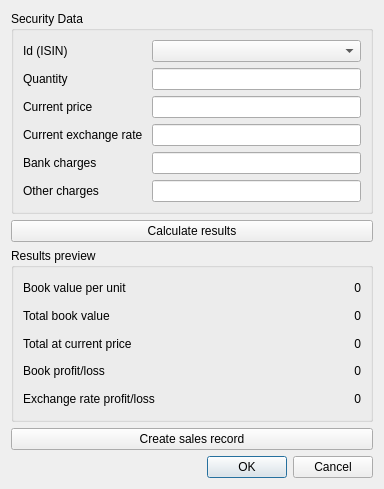
This is report/accounting/portfolioAccounting/ch.banana.portfolio.accounting.calc.sales.data.dialog.ui in BananaAccounting/Universal as Qt 5 draws it before an edit. The edited form follows.
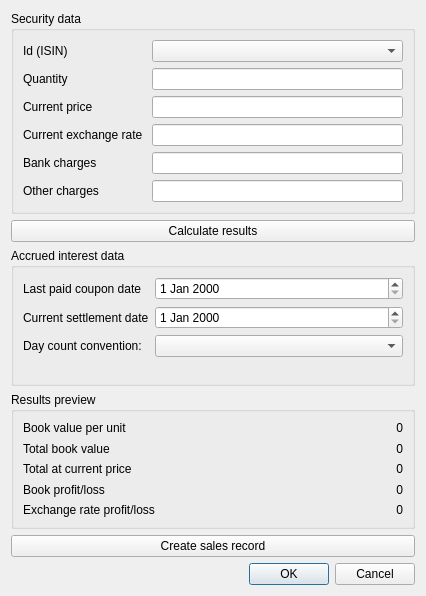
This is the edited form.

The edit to the form file:
```diff
--- a/report/accounting/portfolioAccounting/ch.banana.portfolio.accounting.calc.sales.data.dialog.ui
+++ b/report/accounting/portfolioAccounting/ch.banana.portfolio.accounting.calc.sales.data.dialog.ui
@@ -6,95 +6,57 @@
    <rect>
     <x>0</x>
     <y>0</y>
-    <width>384</width>
-    <height>489</height>
+    <width>426</width>
+    <height>596</height>
    </rect>
   </property>
   <property name="windowTitle">
    <string>Calculate book profit/loss on sale</string>
   </property>
-  <layout class="QVBoxLayout" name="verticalLayout">
-   <item>
-    <widget class="QGroupBox" name="groupBox">
+  <layout class="QGridLayout" name="gridLayout_3">
+   <item row="3" column="0">
+    <layout class="QHBoxLayout" name="horizontalLayout"/>
+   </item>
+   <item row="2" column="0">
+    <widget class="QGroupBox" name="accruedInterest_groupBox">
      <property name="title">
-      <string>Security Data</string>
+      <string>Accrued interest data</string>
      </property>
-     <layout class="QGridLayout" name="gridLayout">
-      <item row="4" column="2">
-       <widget class="QLineEdit" name="bankCharges_lineEdit"/>
-      </item>
-      <item row="2" column="2">
-       <widget class="QLineEdit" name="marketPrice_lineEdit"/>
-      </item>
-      <item row="2" column="0">
-       <widget class="QLabel" name="marketPrice_label">
-        <property name="text">
-         <string>Current price</string>
-        </property>
-       </widget>
-      </item>
-      <item row="1" column="2">
-       <widget class="QLineEdit" name="quantity_lineEdit"/>
-      </item>
+     <layout class="QFormLayout" name="formLayout">
       <item row="0" column="0">
-       <widget class="QLabel" name="item_label">
+       <widget class="QLabel" name="lastCouponDate_label">
         <property name="text">
-         <string>Id (ISIN)</string>
-        </property>
-       </widget>
-      </item>
-      <item row="0" column="2">
-       <widget class="QComboBox" name="item_comboBox"/>
-      </item>
-      <item row="4" column="0">
-       <widget class="QLabel" name="bankCharges_label">
-        <property name="text">
-         <string>Bank charges</string>
+         <string>Last paid coupon date</string>
         </property>
        </widget>
       </item>
       <item row="1" column="0">
-       <widget class="QLabel" name="quantity_label">
+       <widget class="QLabel" name="currentSettlementDate_label">
         <property name="text">
-         <string>Quantity</string>
+         <string>Current settlement date</string>
         </property>
        </widget>
       </item>
-      <item row="3" column="2">
-       <widget class="QLineEdit" name="currentExchangeRate_lineEdit"/>
+      <item row="0" column="1">
+       <widget class="QDateEdit" name="lastCouponDate_dateEdit"/>
       </item>
-      <item row="3" column="0">
-       <widget class="QLabel" name="currentExchangerate_label">
-        <property name="text">
-         <string>Current exchange rate </string>
-        </property>
-       </widget>
+      <item row="1" column="1">
+       <widget class="QDateEdit" name="currentSettlementDate_dateEdit"/>
       </item>
-      <item row="5" column="0">
-       <widget class="QLabel" name="otherCharges_label">
+      <item row="2" column="0">
+       <widget class="QLabel" name="dayCountConv_label">
         <property name="text">
-         <string>Other charges</string>
+         <string>Day count convention:</string>
         </property>
        </widget>
       </item>
-      <item row="5" column="2">
-       <widget class="QLineEdit" name="otherCharges_lineEdit"/>
+      <item row="2" column="1">
+       <widget class="QComboBox" name="dayCountConvention_comboBox"/>
       </item>
      </layout>
     </widget>
    </item>
-   <item>
-    <layout class="QHBoxLayout" name="horizontalLayout">
-     <item>
-      <widget class="QPushButton" name="showResultsPreview_button">
-       <property name="text">
-        <string>Calculate results</string>
-       </property>
-      </widget>
-     </item>
-    </layout>
-   </item>
-   <item>
+   <item row="4" column="0">
     <widget class="QGroupBox" name="groupBox_2">
      <property name="title">
       <string>Results preview</string>
@@ -194,14 +156,14 @@
      </layout>
     </widget>
    </item>
-   <item>
+   <item row="5" column="0">
     <widget class="QPushButton" name="createSaleRecord_button">
      <property name="text">
       <string>Create sales record</string>
      </property>
     </widget>
    </item>
-   <item>
+   <item row="6" column="0">
     <widget class="QDialogButtonBox" name="cancel_button">
      <property name="orientation">
       <enum>Qt::Orientation::Horizontal</enum>
@@ -211,6 +173,82 @@
      </property>
     </widget>
    </item>
+   <item row="0" column="0">
+    <widget class="QGroupBox" name="groupBox">
+     <property name="title">
+      <string>Security data</string>
+     </property>
+     <layout class="QGridLayout" name="gridLayout">
+      <item row="4" column="2">
+       <widget class="QLineEdit" name="bankCharges_lineEdit"/>
+      </item>
+      <item row="2" column="2">
+       <widget class="QLineEdit" name="marketPrice_lineEdit"/>
+      </item>
+      <item row="2" column="0">
+       <widget class="QLabel" name="marketPrice_label">
+        <property name="text">
+         <string>Current price</string>
+        </property>
+       </widget>
+      </item>
+      <item row="1" column="2">
+       <widget class="QLineEdit" name="quantity_lineEdit"/>
+      </item>
+      <item row="0" column="0">
+       <widget class="QLabel" name="item_label">
+        <property name="text">
+         <string>Id (ISIN)</string>
+        </property>
+       </widget>
+      </item>
+      <item row="0" column="2">
+       <widget class="QComboBox" name="item_comboBox"/>
+      </item>
+      <item row="4" column="0">
+       <widget class="QLabel" name="bankCharges_label">
+        <property name="text">
+         <string>Bank charges</string>
+        </property>
+       </widget>
+      </item>
+      <item row="1" column="0">
+       <widget class="QLabel" name="quantity_label">
+        <property name="text">
+         <string>Quantity</string>
+        </property>
+       </widget>
+      </item>
+      <item row="3" column="2">
+       <widget class="QLineEdit" name="currentExchangeRate_lineEdit"/>
+      </item>
+      <item row="3" column="0">
+       <widget class="QLabel" name="currentExchangerate_label">
+        <property name="text">
+         <string>Current exchange rate </string>
+        </property>
+       </widget>
+      </item>
+      <item row="5" column="0">
+       <widget class="QLabel" name="otherCharges_label">
+        <property name="text">
+         <string>Other charges</string>
+        </property>
+       </widget>
+      </item>
+      <item row="5" column="2">
+       <widget class="QLineEdit" name="otherCharges_lineEdit"/>
+      </item>
+     </layout>
+    </widget>
+   </item>
+   <item row="1" column="0">
+    <widget class="QPushButton" name="showResultsPreview_button">
+     <property name="text">
+      <string>Calculate results</string>
+     </property>
+    </widget>
+   </item>
   </layout>
  </widget>
  <resources/>
```
